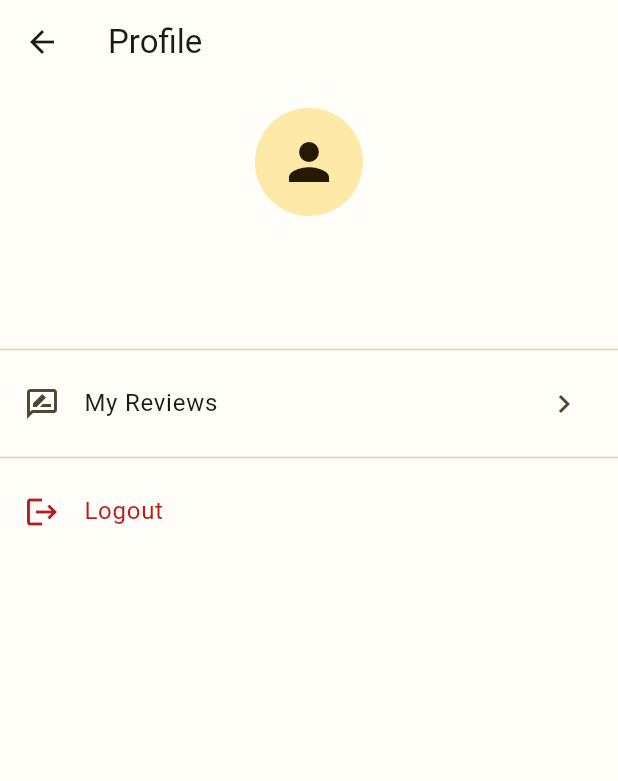
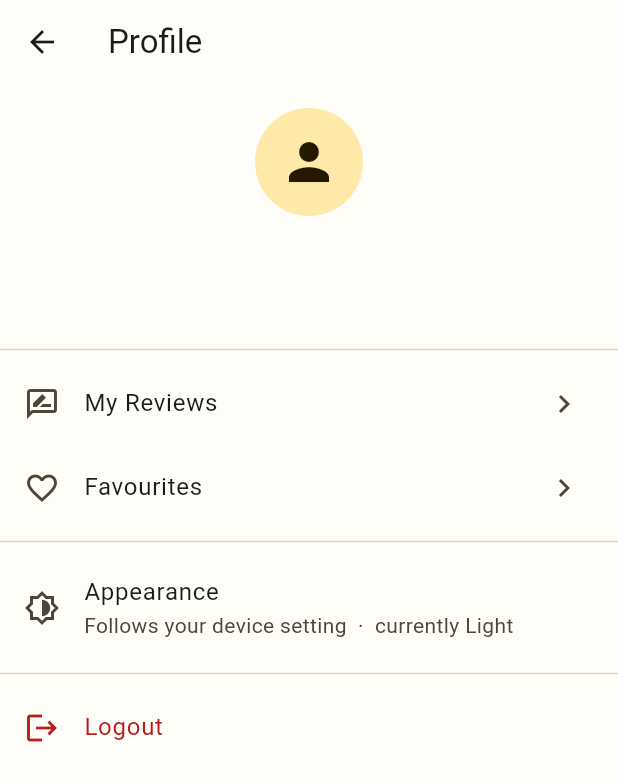
Before and after one commit to keshangamage/localbite, a Flutter app: the ProfileScreen screen opened directly, on a phone screen of 412 x 824 dp. Shown: the top 781 px of the screen. Run offline on Flutter 3.47's test engine with Material 3 defaults, Android fonts, the phone set to English and light mode, and no system bars; our stand-ins replace firebase_auth, firebase_core, firebase_database, geolocator; accounts and stored records are empty.

Commit message:
feat: add favourites and appearance settings to profile screen

```diff
--- a/lib/screens/profile/profile_screen.dart
+++ b/lib/screens/profile/profile_screen.dart
@@ -2,6 +2,7 @@ import 'package:flutter/material.dart';
 
 import '../../services/auth_service.dart';
 import '../auth/login_screen.dart';
+import '../favourites/favourites_screen.dart';
 import '../reviews/my_reviews_screen.dart';
 
 class ProfileScreen extends StatelessWidget {
@@ -67,6 +68,24 @@ class ProfileScreen extends StatelessWidget {
               MaterialPageRoute(builder: (context) => const MyReviewsScreen()),
             ),
           ),
+          ListTile(
+            leading: const Icon(Icons.favorite_border),
+            title: const Text('Favourites'),
+            trailing: const Icon(Icons.chevron_right),
+            onTap: () => Navigator.push(
+              context,
+              MaterialPageRoute(builder: (context) => const FavouritesScreen()),
+            ),
+          ),
+          const Divider(),
+          ListTile(
+            leading: const Icon(Icons.brightness_6_outlined),
+            title: const Text('Appearance'),
+            subtitle: Text(
+              'Follows your device setting  ·  currently '
+              '${theme.brightness == Brightness.dark ? 'Dark' : 'Light'}',
+            ),
+          ),
           const Divider(),
           ListTile(
             leading: Icon(Icons.logout, color: theme.colorScheme.error),
```
